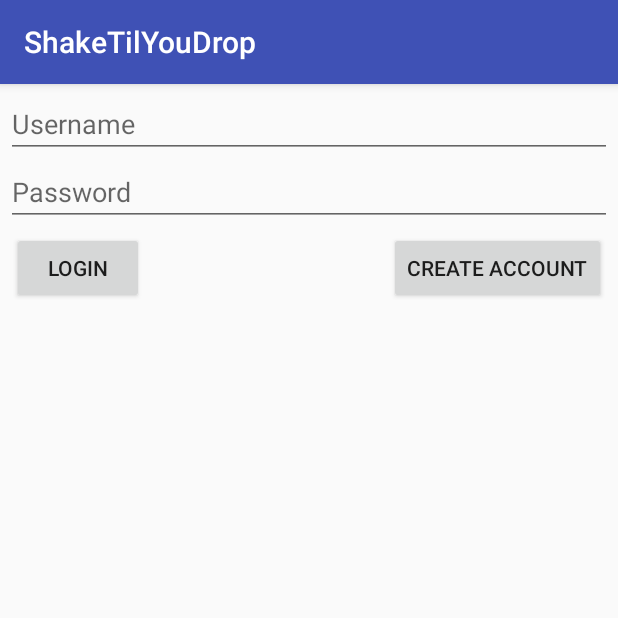
After one commit to nathanielballinger/ShakeTilYouDrop, an Android app: the fragment LoginDialogFragment shown on its own in the app's theme, on a phone screen of 412 x 824 dp, the top half of it. The commit adds this screen. Run offline under Robolectric (Android 15) with nearby library versions, the phone set to English and light mode, and no system bars; our stand-ins replace Firebase (no records; nobody signed in at launch, a user with empty details on screens opened directly).

Commit message:
Working on initial login page

```diff
--- a/ShakeTilYouDrop/app/build.gradle
+++ b/ShakeTilYouDrop/app/build.gradle
@@ -24,11 +24,15 @@ dependencies {
     androidTestCompile('com.android.support.test.espresso:espresso-core:2.2.2', {
         exclude group: 'com.android.support', module: 'support-annotations'
     })
-    compile 'com.android.support:appcompat-v7:24.2.0'
+    compile 'com.android.support:appcompat-v7:24.2.1'
     compile 'com.android.support:support-v4:24.2.1'
     compile 'com.android.support:recyclerview-v7:24.2.1'
     compile 'com.nineoldandroids:library:2.4.0'
     compile 'com.daimajia.easing:library:1.0.1@aar'
     compile 'com.daimajia.androidanimations:library:1.1.3@aar'
+    compile 'com.google.firebase:firebase-auth:10.0.1'
     testCompile 'junit:junit:4.12'
 }
+
+
+apply plugin: 'com.google.gms.google-services'
--- a/ShakeTilYouDrop/app/src/main/AndroidManifest.xml
+++ b/ShakeTilYouDrop/app/src/main/AndroidManifest.xml
@@ -1,6 +1,8 @@
 <?xml version="1.0" encoding="utf-8"?>
 <manifest xmlns:android="http://schemas.android.com/apk/res/android"
     package="nb8384.cs371m.shaketilyoudrop">
+    <uses-permission android:name="android.permission.INTERNET" />
+    <uses-permission android:name="android.permission.ACCESS_NETWORK_STATE" />
 
     <application
         android:allowBackup="true"
--- /dev/null
+++ b/ShakeTilYouDrop/app/src/main/java/nb8384/cs371m/shaketilyoudrop/LoginDialogFragment.java
@@ -0,0 +1,63 @@
+package nb8384.cs371m.shaketilyoudrop;
+
+import android.app.Activity;
+import android.app.AlertDialog;
+import android.app.Dialog;
+import android.app.DialogFragment;
+import android.content.Context;
+import android.content.DialogInterface;
+import android.os.Bundle;
+import android.util.Log;
+import android.view.LayoutInflater;
+import android.view.View;
+import android.view.ViewGroup;
+import android.widget.Button;
+import android.widget.EditText;
+import android.widget.Toast;
+
+/**
+ * Created by Nathaniel on 12/6/2016.
+ */
+
+public class LoginDialogFragment extends DialogFragment {
+
+    public interface LoginDialogListener {
+        void onCreateAccountClick(String username, String password);
+        void onLoginClick(String username, String password);
+    }
+
+    private LoginDialogListener mListener;
+    private EditText username;
+    private EditText password;
+    private Button loginButton;
+    private Button createAccountButton;
+
+    public void setLoginDialogListener(LoginDialogListener listener) {
+        mListener = listener;
+    }
+    @Override
+    public View onCreateView(LayoutInflater inflater, ViewGroup container,
+                             Bundle savedInstanceState) {
+        View v = inflater.inflate(R.layout.firebase_login, container, false);
+        username = (EditText) v.findViewById(R.id.username);
+        password = (EditText) v.findViewById(R.id.password);
+        loginButton = (Button) v.findViewById(R.id.loginButton);
+        createAccountButton = (Button) v.findViewById(R.id.createAccountButton);
+
+        loginButton.setOnClickListener(new View.OnClickListener() {
+            @Override
+            public void onClick(View v) {
+                mListener.onLoginClick(username.getText().toString(), password.getText().toString());
+            }
+        });
+
+        createAccountButton.setOnClickListener(new View.OnClickListener() {
+            @Override
+            public void onClick(View v) {
+                mListener.onCreateAccountClick(username.getText().toString(), password.getText().toString());
+            }
+        });
+        return v;
+    }
+
+}
--- /dev/null
+++ b/ShakeTilYouDrop/app/src/main/res/layout/firebase_login.xml
@@ -0,0 +1,45 @@
+<?xml version="1.0" encoding="utf-8"?>
+<LinearLayout xmlns:android="http://schemas.android.com/apk/res/android"
+    android:orientation="vertical" android:layout_width="wrap_content"
+    android:layout_height="wrap_content"
+    android:padding="4dp">
+
+    <EditText
+        android:id="@+id/username"
+        android:inputType="textEmailAddress"
+        android:hint="Username"
+        android:layout_width="match_parent"
+        android:layout_height="wrap_content" />
+
+    <EditText
+        android:id="@+id/password"
+        android:inputType="textPassword"
+        android:fontFamily="sans-serif"
+        android:hint="Password"
+        android:layout_width="match_parent"
+        android:layout_height="wrap_content" />
+
+    <RelativeLayout
+        android:layout_width="match_parent"
+        android:layout_height="wrap_content"
+        android:orientation="horizontal"
+        android:padding="4dp">
+
+        <Button
+            android:layout_width="wrap_content"
+            android:layout_height="wrap_content"
+            android:id="@+id/loginButton"
+            android:text="Login" />
+
+        <Button
+            android:layout_width="wrap_content"
+            android:layout_height="wrap_content"
+            android:id="@+id/createAccountButton"
+            android:text="Create Account"
+            android:layout_alignParentEnd="true"
+            android:layout_alignParentRight="true" />
+
+    </RelativeLayout>
+
+
+</LinearLayout>
--- a/ShakeTilYouDrop/build.gradle
+++ b/ShakeTilYouDrop/build.gradle
@@ -9,6 +9,7 @@ buildscript {
 
         // NOTE: Do not place your application dependencies here; they belong
         // in the individual module build.gradle files
+        classpath 'com.google.gms:google-services:3.0.0'
     }
 }
 
```
Also changed, not shown: ShakeTilYouDrop/app/src/main/java/nb8384/cs371m/shaketilyoudrop/MainActivity.java (+59 -3 lines), ShakeTilYouDrop/app/src/main/java/nb8384/cs371m/shaketilyoudrop/MainGameUI.java (+5 -4 lines), ShakeTilYouDrop/app/src/main/java/nb8384/cs371m/shaketilyoudrop/StoreActivity.java (line endings or trailing spaces), 1 other file.
